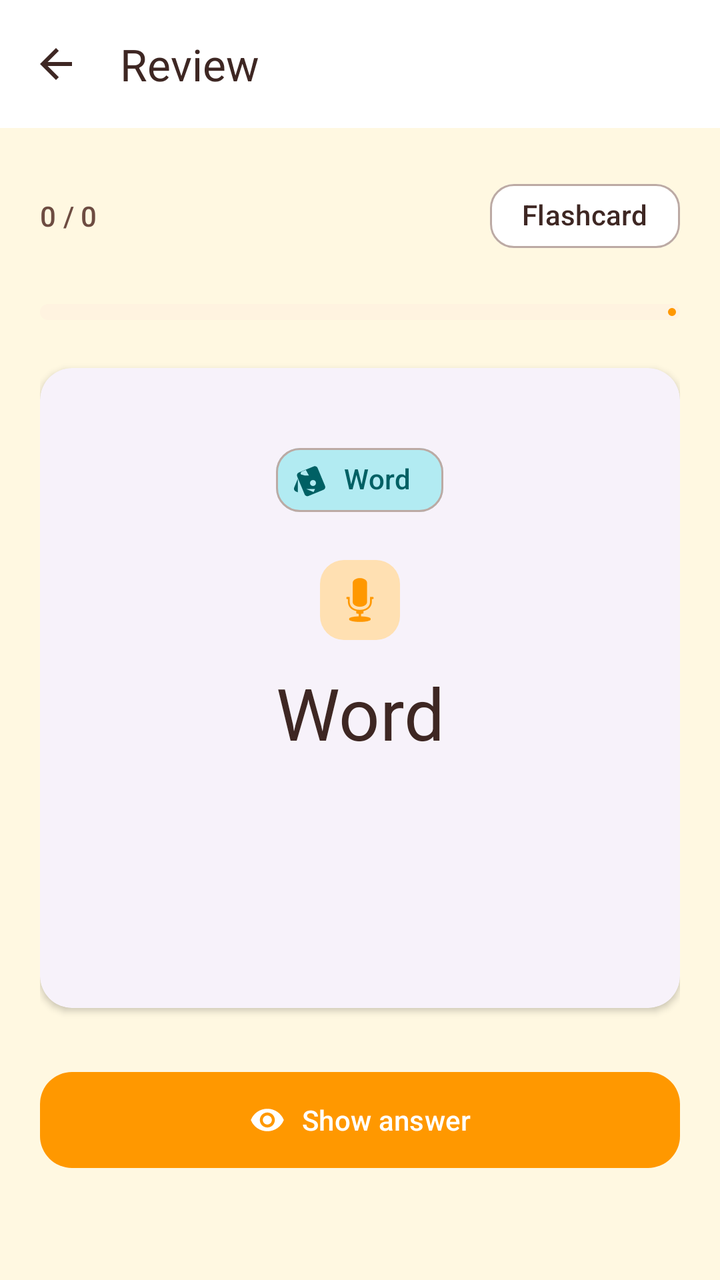
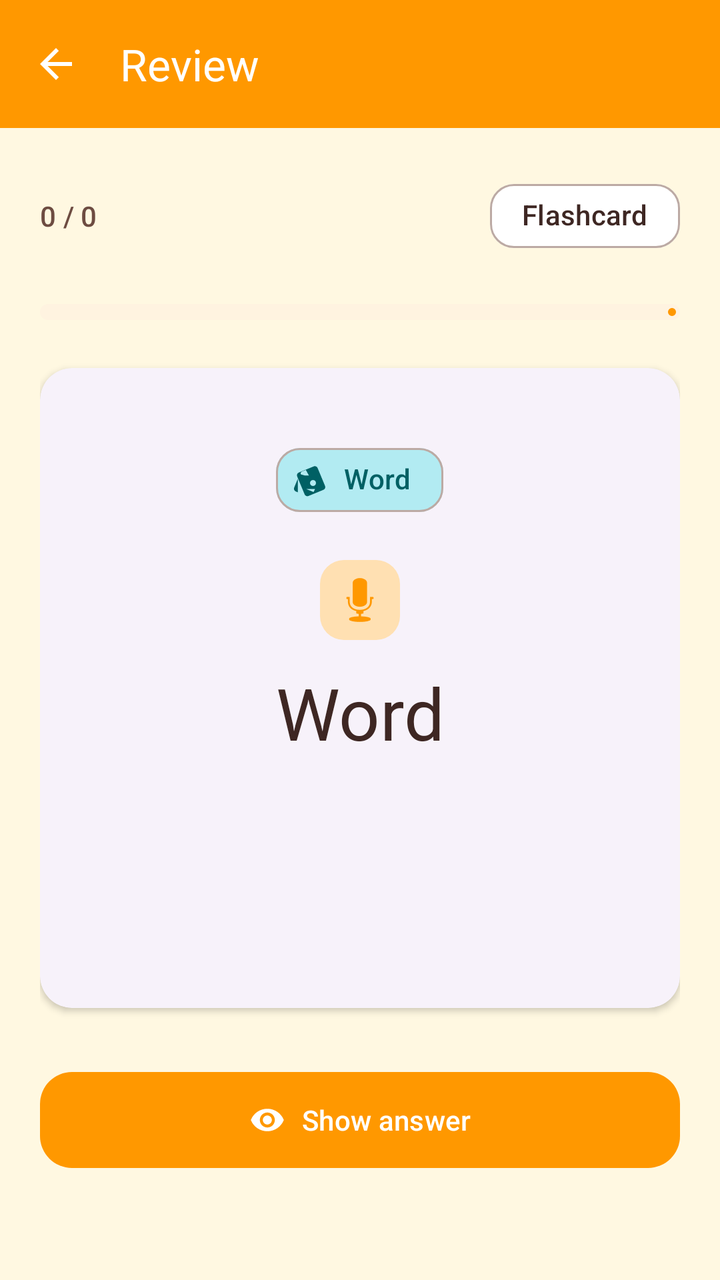

Before-and-after screenshots of an Android layout around one commit, followed by the original layout XML and the change that was made.
<!-- AndroidManifest.xml: application theme Theme.SmartFlashCard -->
<!-- res/layout/activity_review.xml -->
<?xml version="1.0" encoding="utf-8"?>
<androidx.coordinatorlayout.widget.CoordinatorLayout
    xmlns:android="http://schemas.android.com/apk/res/android"
    xmlns:app="http://schemas.android.com/apk/res-auto"
    android:id="@+id/reviewLayout"
    android:layout_width="match_parent"
    android:layout_height="match_parent"
    android:background="?android:attr/colorBackground">

    <com.google.android.material.appbar.AppBarLayout
        android:id="@+id/appBarLayout"
        android:layout_width="match_parent"
        android:layout_height="wrap_content"
        app:liftOnScroll="true"
        style="@style/Widget.Material3.AppBarLayout">

        <com.google.android.material.appbar.MaterialToolbar
            android:id="@+id/toolbarReview"
            android:layout_width="match_parent"
            android:layout_height="?attr/actionBarSize"
            app:title="@string/review_activity_title"
            app:navigationIcon="@drawable/ic_arrow_back"
            style="@style/Widget.Material3.Toolbar.Surface" />

    </com.google.android.material.appbar.AppBarLayout>

    <androidx.core.widget.NestedScrollView
        android:layout_width="match_parent"
        android:layout_height="match_parent"
        android:fillViewport="true"
        android:overScrollMode="never"
        app:layout_behavior="@string/appbar_scrolling_view_behavior">

        <LinearLayout
            android:layout_width="match_parent"
            android:layout_height="wrap_content"
            android:orientation="vertical"
            android:paddingHorizontal="20dp"
            android:paddingTop="20dp"
            android:paddingBottom="32dp">

            <LinearLayout
                android:layout_width="match_parent"
                android:layout_height="wrap_content"
                android:orientation="horizontal"
                android:gravity="center_vertical"
                android:layout_marginBottom="20dp">

                <TextView
                    android:id="@+id/tvProgress"
                    android:layout_width="0dp"
                    android:layout_height="wrap_content"
                    android:layout_weight="1"
                    android:text="0 / 0"
                    android:textAppearance="@style/TextAppearance.Material3.LabelLarge"
                    android:textColor="?attr/colorOnSurfaceVariant" />

                <com.google.android.material.chip.Chip
                    android:id="@+id/chipDeck"
                    android:layout_width="wrap_content"
                    android:layout_height="wrap_content"
                    android:text="@string/review_flashcard_label"
                    app:chipBackgroundColor="@color/cardview_light_background"
                    android:textColor="@color/md_theme_light_onBackground"
                    style="@style/Widget.Material3.Chip.Assist" />

            </LinearLayout>

            <com.google.android.material.progressindicator.LinearProgressIndicator
                android:id="@+id/progressIndicator"
                android:layout_width="match_parent"
                android:layout_height="wrap_content"
                android:layout_marginBottom="24dp"
                android:progress="0"
                android:indeterminate="false"
                app:trackCornerRadius="8dp"
                app:trackThickness="8dp"
                app:indicatorColor="?attr/colorPrimary"
                app:trackColor="?attr/colorSurfaceVariant" />

            <com.google.android.material.card.MaterialCardView
                android:id="@+id/cvCard"
                android:layout_width="match_parent"
                android:layout_height="wrap_content"
                android:minHeight="320dp"
                android:layout_marginBottom="28dp"
                app:cardElevation="2dp"
                app:strokeWidth="0dp"
                style="@style/Widget.Material3.CardView.Elevated">

                <LinearLayout
                    android:layout_width="match_parent"
                    android:layout_height="match_parent"
                    android:orientation="vertical"
                    android:gravity="center"
                    android:padding="32dp">

                    <com.google.android.material.chip.Chip
                        android:layout_width="wrap_content"
                        android:layout_height="wrap_content"
                        android:layout_marginBottom="16dp"
                        android:text="@string/review_vocab_label"
                        app:chipIcon="@drawable/ic_style"
                        app:chipBackgroundColor="?attr/colorSecondaryContainer"
                        android:textColor="?attr/colorOnSecondaryContainer"
                        android:clickable="false"
                        android:focusable="false"
                        style="@style/Widget.Material3.Chip.Assist" />

                    <LinearLayout
                        android:layout_width="wrap_content"
                        android:layout_height="wrap_content"
                        android:orientation="horizontal"
                        android:gravity="center"
                        android:layout_marginBottom="12dp"
                        android:paddingHorizontal="16dp">
                        <ImageButton
                            android:id="@+id/btnPlayTts"
                            android:layout_width="40dp"
                            android:layout_height="40dp"
                            android:background="@drawable/bg_tts_button"
                            android:contentDescription="@string/card_listen_content_desc"
                            android:src="@android:drawable/ic_btn_speak_now"
                            app:tint="?attr/colorPrimary" />

                    </LinearLayout>

                    <LinearLayout
                        android:layout_width="wrap_content"
                        android:layout_height="wrap_content"
                        android:orientation="horizontal"
                        android:gravity="center"
                        android:paddingHorizontal="16dp">

                        <TextView
                            android:id="@+id/tvFront"
                            android:layout_width="wrap_content"
                            android:layout_height="wrap_content"
                            android:text="Word"
                            android:textAlignment="center"
                            android:textAppearance="@style/TextAppearance.Material3.DisplaySmall"
                            android:textColor="?attr/colorOnSurface" />

                    </LinearLayout>

                    <com.google.android.material.divider.MaterialDivider
                        android:id="@+id/divider"
                        android:layout_width="80dp"
                        android:layout_height="wrap_content"
                        android:layout_marginTop="20dp"
                        android:layout_marginBottom="20dp"
                        android:visibility="gone"
                        app:dividerColor="?attr/colorOutlineVariant"
                        app:dividerThickness="2dp" />

                    <TextView
                        android:id="@+id/tvBack"
                        android:layout_width="wrap_content"
                        android:layout_height="wrap_content"
                        android:text="@string/review_meaning_label"
                        android:textAlignment="center"
                        android:textAppearance="@style/TextAppearance.Material3.HeadlineMedium"
                        android:textColor="?attr/colorOnSurfaceVariant"
                        android:visibility="gone" />

                </LinearLayout>
            </com.google.android.material.card.MaterialCardView>

            <com.google.android.material.button.MaterialButton
                android:id="@+id/btnAction"
                android:layout_width="match_parent"
                android:layout_height="56dp"
                android:text="@string/review_show_answer"
                android:textAppearance="@style/TextAppearance.Material3.LabelLarge"
                app:icon="@drawable/ic_visibility"
                app:iconGravity="textStart"
                app:cornerRadius="16dp"
                style="@style/Widget.Material3.Button" />

            <LinearLayout
                android:id="@+id/llActionButtons"
                android:layout_width="match_parent"
                android:layout_height="wrap_content"
                android:orientation="horizontal"
                android:weightSum="2"
                android:visibility="gone">

                <com.google.android.material.button.MaterialButton
                    android:id="@+id/btnIncorrect"
                    android:layout_width="0dp"
                    android:layout_height="56dp"
                    android:layout_weight="1"
                    android:layout_marginEnd="8dp"
                    app:icon="@drawable/ic_close"
                    app:iconGravity="textStart"
                    app:cornerRadius="16dp"
                    android:text="@string/review_incorrect"
                    app:backgroundTint="?attr/colorErrorContainer"
                    android:textColor="?attr/colorOnErrorContainer"
                    app:iconTint="?attr/colorOnErrorContainer"
                    style="@style/Widget.Material3.Button.TonalButton" />

                <com.google.android.material.button.MaterialButton
                    android:id="@+id/btnCorrect"
                    android:layout_width="0dp"
                    android:layout_height="56dp"
                    android:layout_weight="1"
                    android:layout_marginStart="8dp"
                    app:icon="@drawable/ic_check"
                    app:iconGravity="textStart"
                    app:cornerRadius="16dp"
                    android:text="@string/review_correct"
                    app:backgroundTint="?attr/colorTertiaryContainer"
                    android:textColor="?attr/colorOnTertiaryContainer"
                    app:iconTint="?attr/colorOnTertiaryContainer"
                    style="@style/Widget.Material3.Button.TonalButton" />

            </LinearLayout>

            <com.google.android.material.card.MaterialCardView
                android:id="@+id/layoutResult"
                android:layout_width="match_parent"
                android:layout_height="wrap_content"
                android:layout_marginTop="4dp"
                android:visibility="gone"
                app:strokeWidth="1dp"
                app:strokeColor="?attr/colorOutlineVariant"
                app:cardElevation="0dp"
                style="@style/Widget.Material3.CardView.Outlined">

                <LinearLayout
                    android:layout_width="match_parent"
                    android:layout_height="wrap_content"
                    android:orientation="vertical"
                    android:gravity="center"
                    android:padding="28dp">

                    <com.google.android.material.imageview.ShapeableImageView
                        android:layout_width="72dp"
                        android:layout_height="72dp"
                        android:layout_marginBottom="16dp"
                        android:src="@drawable/ic_celebration"
                        android:padding="16dp"
                        app:tint="?attr/colorPrimary"
                        app:shapeAppearanceOverlay="@style/ShapeAppearance.Material3.Corner.Full"
                        android:backgroundTint="?attr/colorPrimaryContainer" />

                    <TextView
                        android:layout_width="wrap_content"
                        android:layout_height="wrap_content"
                        android:layout_marginBottom="24dp"
                        android:text="@string/review_result_title"
                        android:textAppearance="@style/TextAppearance.Material3.HeadlineSmall"
                        android:textColor="?attr/colorOnSurface" />

                    <LinearLayout
                        android:layout_width="match_parent"
                        android:layout_height="wrap_content"
                        android:orientation="horizontal"
                        android:weightSum="2"
                        android:layout_marginBottom="28dp">

                        <com.google.android.material.card.MaterialCardView
                            android:layout_width="0dp"
                            android:layout_height="wrap_content"
                            android:layout_weight="1"
                            android:layout_marginEnd="8dp"
                            app:cardBackgroundColor="?attr/colorTertiaryContainer"
                            app:cardElevation="0dp"
                            app:strokeWidth="0dp"
                            app:cardCornerRadius="16dp">

                            <LinearLayout
                                android:layout_width="match_parent"
                                android:layout_height="wrap_content"
                                android:orientation="vertical"
                                android:gravity="center"
                                android:padding="16dp">

                                <TextView
                                    android:id="@+id/tvResultCorrect"
                                    android:layout_width="wrap_content"
                                    android:layout_height="wrap_content"
                                    android:text="0"
                                    android:textSize="20dp"
                                    android:textAppearance="@style/TextAppearance.Material3.DisplaySmall"
                                    android:textColor="?attr/colorOnTertiaryContainer" />

                                <TextView
                                    android:layout_width="wrap_content"
                                    android:layout_height="wrap_content"
                                    android:text="@string/review_correct"
                                    android:textAppearance="@style/TextAppearance.Material3.LabelMedium"
                                    android:textColor="?attr/colorOnTertiaryContainer" />

                            </LinearLayout>
                        </com.google.android.material.card.MaterialCardView>

                        <com.google.android.material.card.MaterialCardView
                            android:layout_width="0dp"
                            android:layout_height="wrap_content"
                            android:layout_weight="1"
                            android:layout_marginStart="8dp"
                            app:cardBackgroundColor="?attr/colorErrorContainer"
                            app:cardElevation="0dp"
                            app:strokeWidth="0dp"
                            app:cardCornerRadius="16dp">

                            <LinearLayout
                                android:layout_width="match_parent"
                                android:layout_height="wrap_content"
                                android:orientation="vertical"
                                android:gravity="center"
                                android:padding="16dp">

                                <TextView
                                    android:id="@+id/tvResultIncorrect"
                                    android:layout_width="wrap_content"
                                    android:layout_height="wrap_content"
                                    android:text="0"
                                    android:textSize="20dp"
                                    android:textAppearance="@style/TextAppearance.Material3.DisplaySmall"
                                    android:textColor="?attr/colorOnErrorContainer" />

                                <TextView
                                    android:layout_width="wrap_content"
                                    android:layout_height="wrap_content"
                                    android:text="@string/review_incorrect"
                                    android:textAppearance="@style/TextAppearance.Material3.LabelMedium"
                                    android:textColor="?attr/colorOnErrorContainer" />

                            </LinearLayout>
                        </com.google.android.material.card.MaterialCardView>

                    </LinearLayout>

                    <com.google.android.material.button.MaterialButton
                        android:id="@+id/btnFinishReview"
                        android:layout_width="match_parent"
                        android:layout_height="56dp"
                        android:text="@string/review_finish"
                        app:cornerRadius="16dp"
                        style="@style/Widget.Material3.Button" />

                </LinearLayout>
            </com.google.android.material.card.MaterialCardView>

        </LinearLayout>
    </androidx.core.widget.NestedScrollView>

</androidx.coordinatorlayout.widget.CoordinatorLayout>
<!-- resources referenced by this layout -->
<resources>
  <color name="md_theme_light_onBackground">#3E2723</color>
  <!-- drawable bg_tts_button (drawable) -->
  <?xml version="1.0" encoding="utf-8"?>
  <shape xmlns:android="http://schemas.android.com/apk/res/android">
      <solid android:color="@color/md_theme_light_primaryContainer" />
      <corners android:radius="@dimen/kid_corner_small" />
  </shape>
  <string name="card_listen_content_desc">Play pronunciation</string>
  <string name="review_activity_title">Review</string>
  <string name="review_correct">Got it!</string>
  <string name="review_finish">Finish</string>
  <string name="review_flashcard_label">Flashcard</string>
  <string name="review_incorrect">Try again</string>
  <string name="review_meaning_label">Meaning</string>
  <string name="review_result_title">Session complete!</string>
  <string name="review_show_answer">Show answer</string>
  <string name="review_vocab_label">Word</string>
  <style name="Theme.SmartFlashCard" parent="Base.Theme.SmartFlashCard" />
  <color name="md_theme_light_primaryContainer">#FFE0B2</color>
  <dimen name="kid_corner_small">12dp</dimen>
  <color name="kid_icon_tint">@color/md_theme_light_primary</color>
  <color name="md_theme_light_primary">#FF9800</color>
  <color name="md_theme_light_onPrimary">#FFFFFF</color>
  <color name="md_theme_light_onPrimaryContainer">#5D3200</color>
  <color name="md_theme_light_secondary">#00BCD4</color>
  <color name="md_theme_light_onSecondary">#FFFFFF</color>
  <color name="md_theme_light_secondaryContainer">#B2EBF2</color>
  <color name="md_theme_light_onSecondaryContainer">#006064</color>
  <color name="md_theme_light_tertiary">#66BB6A</color>
  <color name="md_theme_light_onTertiary">#FFFFFF</color>
  <color name="md_theme_light_tertiaryContainer">#C8E6C9</color>
  <color name="md_theme_light_onTertiaryContainer">#1B5E20</color>
  <color name="md_theme_light_background">#FFF8E1</color>
  <color name="md_theme_light_error">#E53935</color>
  <color name="md_theme_light_onError">#FFFFFF</color>
  <color name="md_theme_light_errorContainer">#FFCDD2</color>
  <color name="md_theme_light_onErrorContainer">#B71C1C</color>
  <color name="md_theme_light_surface">#FFFFFF</color>
  <color name="md_theme_light_onSurface">#3E2723</color>
  <color name="md_theme_light_surfaceVariant">#FFF3E0</color>
  <color name="md_theme_light_onSurfaceVariant">#6D4C41</color>
  <color name="md_theme_light_outline">#BCAAA4</color>
  <style name="Widget.SmartFlashCard.Button" parent="Widget.Material3.Button">
          <item name="cornerRadius">@dimen/kid_corner_button</item>
          <item name="backgroundTint">?attr/colorPrimary</item>
          <item name="android:textColor">?attr/colorOnPrimary</item>
      </style>
  <style name="Widget.SmartFlashCard.Fab" parent="Widget.Material3.FloatingActionButton.Primary">
          <item name="backgroundTint">?attr/colorSecondary</item>
          <item name="tint">?attr/colorOnSecondary</item>
          <item name="shapeAppearance">@style/ShapeAppearance.SmartFlashCard.Medium</item>
      </style>
  <style name="ShapeAppearance.SmartFlashCard.Small" parent="ShapeAppearance.Material3.Corner.Small">
          <item name="cornerSize">@dimen/kid_corner_small</item>
      </style>
  <style name="ShapeAppearance.SmartFlashCard.Medium" parent="ShapeAppearance.Material3.Corner.Medium">
          <item name="cornerSize">@dimen/kid_corner_button</item>
      </style>
  <style name="ShapeAppearance.SmartFlashCard.Large" parent="ShapeAppearance.Material3.Corner.Large">
          <item name="cornerSize">@dimen/kid_corner_card</item>
      </style>
  <dimen name="kid_corner_button">16dp</dimen>
  <dimen name="kid_corner_card">24dp</dimen>
  <dimen name="kid_elevation_card">4dp</dimen>
  <!-- unchanged entries left out for length: 10 -->
</resources>

<!-- the commit's change to res/layout/activity_review.xml (unified diff, before → after) -->
@@ -19,8 +19,7 @@
             android:layout_width="match_parent"
             android:layout_height="?attr/actionBarSize"
             app:title="@string/review_activity_title"
-            app:navigationIcon="@drawable/ic_arrow_back"
-            style="@style/Widget.Material3.Toolbar.Surface" />
+            app:navigationIcon="@drawable/ic_arrow_back"/>
 
     </com.google.android.material.appbar.AppBarLayout>
 
@@ -114,6 +113,7 @@
                         android:gravity="center"
                         android:layout_marginBottom="12dp"
                         android:paddingHorizontal="16dp">
+
                         <ImageButton
                             android:id="@+id/btnPlayTts"
                             android:layout_width="40dp"
@@ -122,7 +122,6 @@
                             android:contentDescription="@string/card_listen_content_desc"
                             android:src="@android:drawable/ic_btn_speak_now"
                             app:tint="?attr/colorPrimary" />
-
                     </LinearLayout>
 
                     <LinearLayout
@@ -140,8 +139,19 @@
                             android:textAlignment="center"
                             android:textAppearance="@style/TextAppearance.Material3.DisplaySmall"
                             android:textColor="?attr/colorOnSurface" />
-
                     </LinearLayout>
+
+                    <TextView
+                        android:id="@+id/tvIpa"
+                        android:layout_width="wrap_content"
+                        android:layout_height="wrap_content"
+                        android:layout_marginTop="4dp"
+                        android:text="/wɜːrd/"
+                        android:textAlignment="center"
+                        android:textAppearance="@style/TextAppearance.Material3.BodyLarge"
+                        android:textColor="?attr/colorOnSurfaceVariant"
+                        android:textStyle="italic"
+                        android:visibility="gone" />
 
                     <com.google.android.material.divider.MaterialDivider
                         android:id="@+id/divider"
